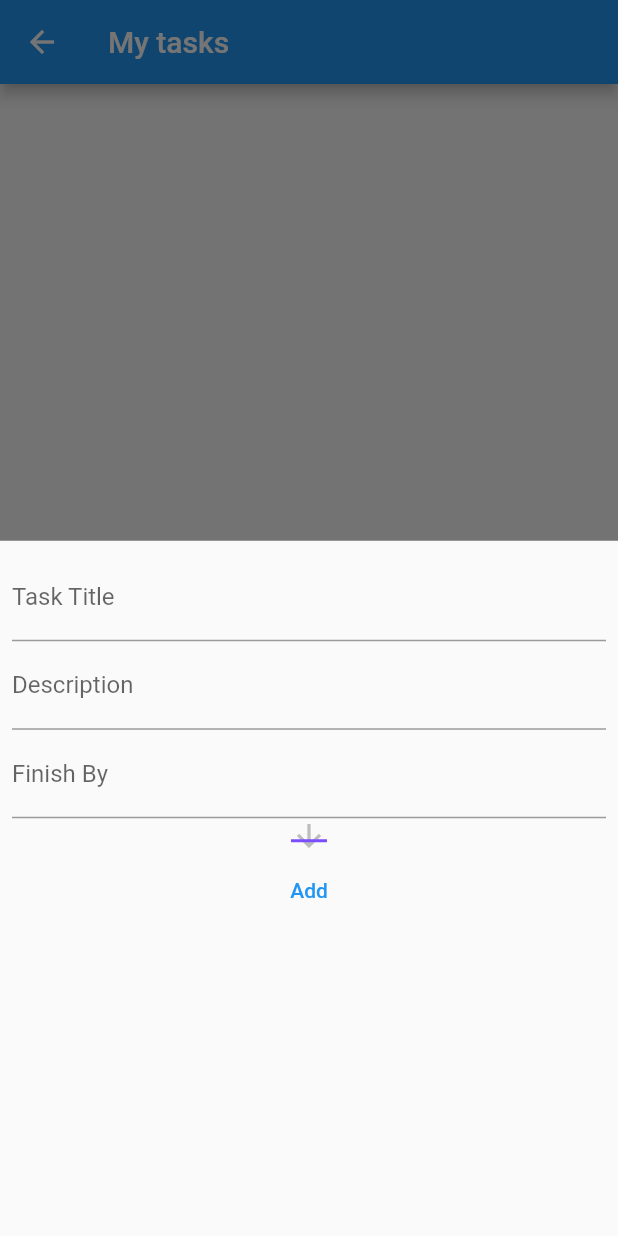
After one commit to darkoskerlevski/employee-time-management-flutter, a Flutter app: the HomeScreen screen opened by its route, item 2 of the bottom bar chosen, after a tap on the "add" icon, on a phone screen of 412 x 824 dp. The commit adds this screen. Run offline on Flutter 3.47's test engine with Material 2 defaults, Android fonts, the phone set to English and light mode, and no system bars; our stand-ins replace firebase_auth, firebase_core, firebase_database, flutter_bloc, nanoid; accounts and stored records are empty.

Commit message:
Add Task and finished List Tasks

```diff
--- a/lib/model/Task.dart
+++ b/lib/model/Task.dart
@@ -6,5 +6,5 @@ class Task{
   String allocatedTo;
   String companyId;
 
-  Task({required this.id,required this.allocatedTo,required this.companyId});
+  Task({required this.id,required this.allocatedTo,required this.companyId,required this.title,required this.description,required this.by});
 }
--- a/lib/model/user.dart
+++ b/lib/model/user.dart
@@ -1,11 +1,11 @@
 
 
-class User {
+class CustomUser {
   final String id;
   final String Email;
   final String companyId;
 
-  User({
+  CustomUser({
     required this.id,
     required this.Email,
     required this.companyId
--- a/lib/screens/all_tasks_screen.dart
+++ b/lib/screens/all_tasks_screen.dart
@@ -1,25 +1,104 @@
 import 'package:flutter/material.dart';
 import 'package:firebase_auth/firebase_auth.dart';
 
+import '../model/Task.dart';
+import '../service/TaskService.dart';
+import '../service/UserService.dart';
+import '../widgets/Card.dart';
+import '../widgets/newTask.dart';
+
 class AllTasksScreen extends StatefulWidget {
+  User user;
+
+  AllTasksScreen({required this.user});
+
   @override
   _AllTasksScreenState createState() => _AllTasksScreenState();
 }
 
 class _AllTasksScreenState extends State<AllTasksScreen> {
+  List<Task> myTasks = [];
+  String? companyId;
+
+  @override
+  void initState() {
+    super.initState();
+    UserService.worksFor(widget.user.uid).then((value) {
+      setState(() {
+        companyId = value;
+      });
+    }).then((value) {
+      TaskService.listTasksForCompany(companyId!).then((value) {
+        setState(() {
+          myTasks = value;
+        });
+      });
+    });
+  }
+
+  void _addItemFunction(BuildContext ct) {
+    if (companyId == null) {
+      this.showAlertDialog(ct);
+    } else {
+      showModalBottomSheet(
+          context: ct,
+          builder: (_) {
+            return GestureDetector(
+              onTap: () {},
+              child: NewTask(
+                  addItem: _addNewItemToList,
+                  companyId: companyId!,
+                  userId: widget.user.uid),
+              behavior: HitTestBehavior.opaque,
+            );
+          });
+    }
+  }
+
+  void _addNewItemToList(BuildContext ctx, Task task) {
+    TaskService.newTask(task);
+    TaskService.listTasksForCompany(companyId!).then((value) {
+      setState(() {
+        myTasks = value;
+      });
+    });
+  }
+
   @override
   Widget build(BuildContext context) {
     return Scaffold(
-        appBar: AppBar(
-          title: const Text('All tasks'),
-        ),
-        body: const Center(
-          child: Text(
-            'Temporary All tasks page',
-            style: TextStyle(fontSize: 24),
-          ),
-        )
+      appBar: AppBar(
+        title: const Text('My tasks'),
+      ),
+      body: ListView(
+        children: [for (Task task in myTasks) CustomCard(task: task)],
+      ),
+      floatingActionButton: FloatingActionButton(
+        onPressed: () => {_addItemFunction(context)},
+        tooltip: 'Add Task',
+        child: const Icon(Icons.add),
+      ),
     );
   }
 
+  showAlertDialog(BuildContext context) {
+    // set up the buttons
+    Widget cancelButton = FlatButton(
+      child: Text("Ok"),
+      onPressed: () {
+        Navigator.pop(context);
+      },
+    ); // set up the AlertDialog
+    AlertDialog alert = AlertDialog(
+      title: Text("AlertDialog"),
+      content: Text("You arent in a company"),
+      actions: [cancelButton],
+    ); // show the dialog
+    showDialog(
+      context: context,
+      builder: (BuildContext context) {
+        return alert;
+      },
+    );
+  }
 }
--- a/lib/screens/company_screen.dart
+++ b/lib/screens/company_screen.dart
@@ -61,7 +61,7 @@ class _CompanyScreenState extends State<CompanyScreen> {
 
     DatabaseReference ref2 =
         FirebaseDatabase.instance.ref("users/${widget.user.uid}");
-    ref2.set({"inCompany": uid});
+    ref2.update({"inCompany": uid});
     initState();
   }
 
@@ -80,7 +80,7 @@ class _CompanyScreenState extends State<CompanyScreen> {
   void _inviteEmployeeCallback(BuildContext ctx, String companyUuid) {
     DatabaseReference ref2 =
         FirebaseDatabase.instance.ref("users/${widget.user.uid}");
-    ref2.set({"inCompany": companyUuid});
+    ref2.update({"inCompany": companyUuid});
     initState();
   }
 
--- a/lib/screens/home_screen.dart
+++ b/lib/screens/home_screen.dart
@@ -1,8 +1,8 @@
 import 'package:etm_flutter/screens/all_tasks_screen.dart';
 import 'package:etm_flutter/screens/company_screen.dart';
 import 'package:etm_flutter/screens/my_tasks_screen.dart';
+import 'package:firebase_auth/firebase_auth.dart';
 import 'package:flutter/material.dart';
-import 'package:firebase_auth/firebase_auth.dart';
 
 class HomeScreen extends StatefulWidget {
   User? user = _firebaseAuth.currentUser;
@@ -32,8 +32,8 @@ class _HomeScreenState extends State<HomeScreen> {
   @override
   Widget build(BuildContext context) {
     List<Widget> _widgetOptions = <Widget>[
-      MyTasksScreen(),
-      AllTasksScreen(),
+      MyTasksScreen(user: widget.user!),
+      AllTasksScreen(user: widget.user!),
       CompanyScreen(user:widget.user!)
     ];
     return Scaffold(
--- a/lib/screens/login_screen.dart
+++ b/lib/screens/login_screen.dart
@@ -1,3 +1,4 @@
+import 'package:firebase_database/firebase_database.dart';
 import 'package:flutter/material.dart';
 import 'package:flutter/services.dart';
 import 'package:firebase_auth/firebase_auth.dart';
@@ -98,6 +99,10 @@ class _LoginScreenState extends State<LoginScreen> {
                             try {
                               await _auth.signInWithEmailAndPassword(
                                   email: email, password: password);
+                              User? user = FirebaseAuth.instance.currentUser;
+                              DatabaseReference ref2 =
+                              FirebaseDatabase.instance.ref("users/${user!.uid}");
+                              ref2.update({"email": user.email});
                               await Navigator.of(context).push(MaterialPageRoute(builder: (context) => HomeScreen()));
                               setState(() {
                                 isloading = false;
--- a/lib/screens/my_tasks_screen.dart
+++ b/lib/screens/my_tasks_screen.dart
@@ -1,15 +1,66 @@
+import 'package:etm_flutter/service/TaskService.dart';
+import 'package:etm_flutter/service/UserService.dart';
+import 'package:etm_flutter/widgets/newTask.dart';
+import 'package:firebase_auth/firebase_auth.dart';
 import 'package:flutter/material.dart';
-import 'package:firebase_auth/firebase_auth.dart';
-
 import '../model/Task.dart';
+import '../widgets/Card.dart';
 
 class MyTasksScreen extends StatefulWidget {
-  List<Task> myTasks = [];
+  User user;
+  MyTasksScreen({required this.user});
   @override
   _MyTasksScreenState createState() => _MyTasksScreenState();
 }
 
 class _MyTasksScreenState extends State<MyTasksScreen> {
+  List<Task> myTasks = [];
+  String? companyId;
+  @override
+  void initState() {
+    super.initState();
+    UserService.worksFor(widget.user.uid).then((value) {
+      setState(() {
+        companyId = value;
+      });
+    }).then((value) {
+      TaskService.listTasksForUser(widget.user.uid,companyId!).then((value) {
+        setState(() {
+          myTasks = value;
+        });
+      });
+    });
+  }
+
+
+
+  void _addItemFunction(BuildContext ct) {
+    if(companyId==null)
+      {
+        this.showAlertDialog(ct);
+      }
+    else{
+      showModalBottomSheet(
+          context: ct,
+          builder: (_) {
+            return GestureDetector(
+              onTap: () {},
+              child: NewTask(addItem: _addNewItemToList, companyId: companyId!, userId: widget.user.uid),
+              behavior: HitTestBehavior.opaque,
+            );
+          });
+    }
+  }
+
+  void _addNewItemToList(BuildContext ctx, Task task) {
+      TaskService.newTask(task);
+      TaskService.listTasksForUser(widget.user.uid,companyId!).then((value) {
+        setState(() {
+          myTasks = value;
+        });
+      });
+  }
+
   @override
   Widget build(BuildContext context) {
     return Scaffold(
@@ -18,9 +69,39 @@ class _MyTasksScreenState extends State<MyTasksScreen> {
         ),
         body: ListView(
           children: [
-            for (Task task in widget.myTasks)
-              CustomCard(task)
+            for (Task task in myTasks)
+              CustomCard(task: task)
           ],
-        ));
+        ),
+        floatingActionButton: FloatingActionButton(
+          onPressed: ()=>{
+            _addItemFunction(context)
+          },
+          tooltip: 'Add Task',
+          child: const Icon(Icons.add),
+        ),
+    );
+  }
+
+  showAlertDialog(BuildContext context) {  // set up the buttons
+    Widget cancelButton = FlatButton(
+      child: Text("Ok"),
+      onPressed:  () {
+        Navigator.pop(context);
+      },
+    ); // set up the AlertDialog
+    AlertDialog alert = AlertDialog(
+      title: Text("AlertDialog"),
+      content: Text("You arent in a company"),
+      actions: [
+        cancelButton
+      ],
+    );  // show the dialog
+    showDialog(
+      context: context,
+      builder: (BuildContext context) {
+        return alert;
+      },
+    );
   }
 }
--- a/lib/screens/register_screen.dart
+++ b/lib/screens/register_screen.dart
@@ -1,7 +1,8 @@
+import 'package:etm_flutter/components/button.dart';
 import 'package:firebase_auth/firebase_auth.dart';
 import 'package:flutter/material.dart';
 import 'package:flutter/services.dart';
-import 'package:etm_flutter/components/button.dart';
+
 import '../constants.dart';
 
 class SignupScreen extends StatefulWidget {
@@ -105,7 +106,6 @@ class _SignupScreenState extends State<SignupScreen> {
                             try {
                               await _auth.createUserWithEmailAndPassword(
                                   email: email, password: password);
-
                               ScaffoldMessenger.of(context).showSnackBar(
                                 SnackBar(
                                   backgroundColor: Colors.blueGrey,
--- /dev/null
+++ b/lib/service/TaskService.dart
@@ -0,0 +1,49 @@
+
+import 'package:etm_flutter/model/Task.dart';
+import 'package:firebase_database/firebase_database.dart';
+
+class TaskService{
+  static Future<List<Task>> listTasksForUser(String userId,String companyId) async{
+    DatabaseReference ref = FirebaseDatabase.instance.ref("tasks");
+    DatabaseEvent event = await ref.once();
+    Iterable<DataSnapshot> listTasks = event.snapshot.children;
+    List<Task> tasks = [];
+    for (DataSnapshot task in listTasks){
+      String id = task.key!;
+      String title = task.child("title").value.toString();
+      String desc = task.child("description").value.toString();
+      String companyIdT = task.child("companyId").value.toString();
+      String allocatedTo = task.child("allocatedTo").value.toString();
+      DateTime by = DateTime.parse(task.child("by").value.toString());
+      tasks.add(Task(id: id, companyId: companyIdT,title: title,by: by,allocatedTo: allocatedTo, description: desc));
+    }
+    return tasks.where((element) => element.allocatedTo == userId && element.companyId == companyId).toList();
+  }
+
+  static Future<List<Task>> listTasksForCompany(String companyId) async{
+    DatabaseReference ref = FirebaseDatabase.instance.ref("tasks");
+    DatabaseEvent event = await ref.once();
+    Iterable<DataSnapshot> listTasks = event.snapshot.children;
+    List<Task> tasks = [];
+    for (DataSnapshot task in listTasks){
+      String id = task.key!;
+      String title = task.child("title").value.toString();
+      String desc = task.child("description").value.toString();
+      String companyIdT = task.child("companyId").value.toString();
+      String allocatedTo = task.child("allocatedTo").value.toString();
+      DateTime by = DateTime.parse(task.child("by").value.toString());
+      tasks.add(Task(id: id, companyId: companyIdT,title: title,by: by,allocatedTo: allocatedTo, description: desc));
+    }
+    return tasks.where((element) => element.companyId == companyId).toList();
+  }
+  static Future<void> newTask(Task task) async{
+    DatabaseReference ref = FirebaseDatabase.instance.ref("tasks/${task.id}");
+    ref.set({
+      "title":task.title,
+      "description":task.description,
+      "by":task.by.toString(),
+      "allocatedTo":task.allocatedTo,
+      "companyId":task.companyId
+    });
+  }
+}
--- /dev/null
+++ b/lib/service/UserService.dart
@@ -0,0 +1,27 @@
+
+import 'package:etm_flutter/model/user.dart';
+import 'package:firebase_database/firebase_database.dart';
+
+class UserService{
+  static Future<String> worksFor(String userId) async{
+    DatabaseReference ref =
+    FirebaseDatabase.instance.ref("users/${userId}");
+    DatabaseReference child = ref.child("inCompany");
+    DatabaseEvent event = await child.once();
+    Object? companyId = event.snapshot.value;
+    return companyId.toString();
+  }
+  static Future<List<CustomUser>> listUsers(String companyId) async{
+    DatabaseReference ref = FirebaseDatabase.instance.ref("users");
+    DatabaseEvent event = await ref.once();
+    Iterable<DataSnapshot> listUsers = event.snapshot.children;
+    List<CustomUser> users = [];
+    for (DataSnapshot user in listUsers){
+      String id = user.key!;
+      String email = user.child("email").value.toString();
+      String companyId = user.child("inCompany").value.toString();
+      users.add(CustomUser(id: id, Email: email, companyId: companyId));
+    }
+    return users.where((element) => element.companyId==companyId).toList();
+  }
+}
--- /dev/null
+++ b/lib/widgets/newTask.dart
@@ -0,0 +1,104 @@
+import 'package:etm_flutter/model/user.dart';
+import 'package:etm_flutter/service/UserService.dart';
+import 'package:flutter/material.dart';
+import 'package:uuid/uuid.dart';
+
+import '../model/Task.dart';
+class NewTask extends StatefulWidget {
+  Function? addItem;
+  String userId;
+  String companyId;
+  NewTask({required this.addItem,required this.userId,required this.companyId});
+  @override
+  State<StatefulWidget> createState() => _NewTaskState();
+}
+
+class _NewTaskState extends State<NewTask> {
+  final _titleController = TextEditingController();
+  final _descriptionController = TextEditingController();
+  final _dateController = TextEditingController();
+  String dropdownValue="";
+  List<CustomUser> users = [];
+  DateTime? _dateTime;
+
+  void _submitData() {
+    final String title = _titleController.text;
+    final String desc = _descriptionController.text;
+    final DateTime? date = _dateTime;
+    final String ddv = dropdownValue;
+
+    if(title==null || desc==null || date==null || ddv==""){
+      return;
+    }
+    var uuid = Uuid();
+    String uid = uuid.v1();
+    Task task = Task(id:uid,allocatedTo: ddv,companyId: widget.companyId,title: title,description: desc,by: date);
+    widget.addItem!(context,task);
+    Navigator.of(context).pop();
+  }
+
+  @override
+  void initState() {
+    super.initState();
+    UserService.listUsers(widget.companyId).then((value) {
+      setState(() {
+        users = value;
+        dropdownValue = value[0].id;
+      });
+    });
+  }
+
+  @override
+  Widget build(BuildContext context) {
+    return Container(
+      padding: EdgeInsets.all(8),
+      child: Column(
+        children: [
+          TextField(
+            controller: _titleController ,
+            decoration: InputDecoration(labelText: "Task Title"),
+          ),
+          TextField(
+            controller: _descriptionController ,
+            decoration: InputDecoration(labelText: "Description"),
+          ),
+          TextField(
+            readOnly: true,
+            controller: _dateController ,
+            decoration: InputDecoration(labelText: "Finish By"),
+            //  onChanged: (val) {
+            //    naslov = val;
+            //  }
+            onTap: (){showDatePicker(context: context, initialDate: DateTime.now(), firstDate: DateTime(2001), lastDate: DateTime(2100)).then((value) => {setState((){_dateTime=value;_dateController.text =value.toString().split(" ")[0];})});},
+          ),
+          DropdownButton<String>(
+            value: dropdownValue,
+            icon: const Icon(Icons.arrow_downward),
+            elevation: 16,
+            style: const TextStyle(color: Colors.deepPurple),
+            underline: Container(
+              height: 2,
+              color: Colors.deepPurpleAccent,
+            ),
+            onChanged: (String? newValue) {
+              setState(() {
+                dropdownValue = newValue!;
+              });
+            },
+            items: users.map<DropdownMenuItem<String>>((CustomUser value) {
+              String email = value.Email;
+              return DropdownMenuItem<String>(
+                value: value.id,
+                child: Text(email),
+              );
+            }).toList(),
+          ),
+          TextButton(
+            child: Text("Add"),
+            onPressed: _submitData,
+          ),
+        ],
+      ),
+    );
+  }
+}
```
Also changed, not shown: lib/service/CompanyService.dart (added, +26 -0 lines), lib/widgets/Card.dart (+2 -7 lines).
